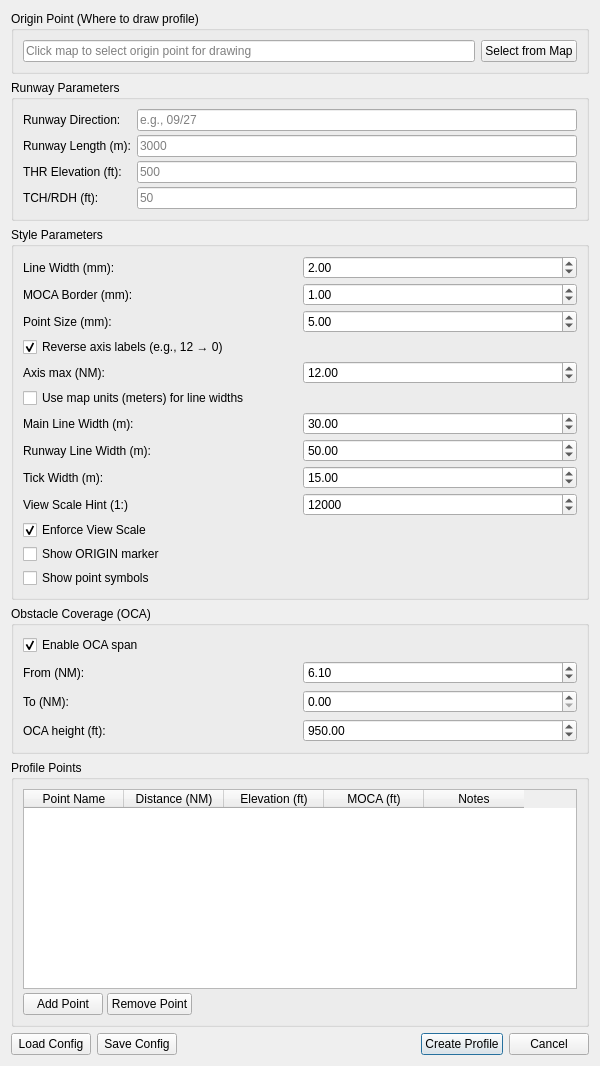
This is qAeroChart/ui/profile_creation_dialog_base.ui in andures/qAeroChart as Qt 5 draws it before an edit. The edited form follows.
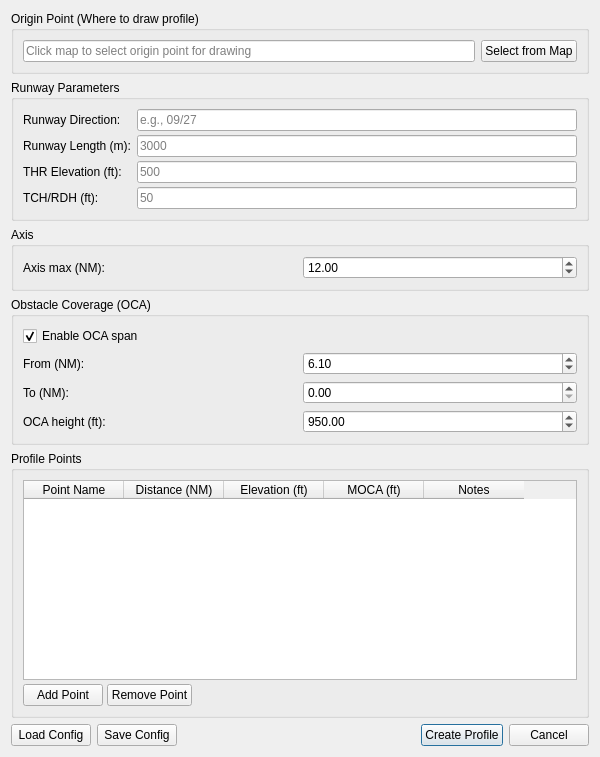
This is the edited form.

Commit message:
Refactor style parameters and UI for qAeroChart
- Simplified style parameters in README and removed unnecessary options.
- Updated LayerManager to use fixed styling without user-configurable parameters.
- Removed map unit controls and related logic from the dock widget.
- Adjusted ProfileChartGeometry to support vertical exaggeration.
- Cleaned up profile creation dialog UI, focusing on essential parameters.
- Consolidated documentation policy for PRs regarding style changes.

Diff of the .ui file:
```diff
--- a/qAeroChart/ui/profile_creation_dialog_base.ui
+++ b/qAeroChart/ui/profile_creation_dialog_base.ui
@@ -114,246 +114,35 @@
    <item>
     <widget class="QGroupBox" name="groupBox_style">
      <property name="title">
-      <string>Style Parameters</string>
+      <string>Axis</string>
      </property>
      <layout class="QGridLayout" name="gridLayout_style">
       <property name="verticalSpacing">
        <number>4</number>
       </property>
       <item row="0" column="0">
-       <widget class="QLabel" name="label_line_width">
-        <property name="text">
-         <string>Line Width (mm):</string>
-        </property>
-       </widget>
+        <widget class="QLabel" name="label_axis_max_nm">
+          <property name="text">
+            <string>Axis max (NM):</string>
+          </property>
+        </widget>
       </item>
       <item row="0" column="1">
-       <widget class="QDoubleSpinBox" name="spinBox_line_width">
-        <property name="minimum">
-         <double>0.100000000000000</double>
-        </property>
-        <property name="maximum">
-         <double>10.000000000000000</double>
-        </property>
-        <property name="singleStep">
-         <double>0.500000000000000</double>
-        </property>
-        <property name="value">
-         <double>2.000000000000000</double>
-        </property>
-       </widget>
+        <widget class="QDoubleSpinBox" name="spinBox_axis_max_nm">
+          <property name="minimum">
+            <double>1.000000000000000</double>
+          </property>
+          <property name="maximum">
+            <double>100.000000000000000</double>
+          </property>
+          <property name="singleStep">
+            <double>0.500000000000000</double>
+          </property>
+          <property name="value">
+            <double>12.000000000000000</double>
+          </property>
+        </widget>
       </item>
-      <item row="1" column="0">
-       <widget class="QLabel" name="label_moca_border">
-        <property name="text">
-         <string>MOCA Border (mm):</string>
-        </property>
-       </widget>
-      </item>
-      <item row="1" column="1">
-       <widget class="QDoubleSpinBox" name="spinBox_moca_border">
-        <property name="minimum">
-         <double>0.100000000000000</double>
-        </property>
-        <property name="maximum">
-         <double>10.000000000000000</double>
-        </property>
-        <property name="singleStep">
-         <double>0.500000000000000</double>
-        </property>
-        <property name="value">
-         <double>1.000000000000000</double>
-        </property>
-       </widget>
-      </item>
-      <item row="2" column="0">
-       <widget class="QLabel" name="label_point_size">
-        <property name="text">
-         <string>Point Size (mm):</string>
-        </property>
-       </widget>
-      </item>
-      <item row="2" column="1">
-       <widget class="QDoubleSpinBox" name="spinBox_point_size">
-        <property name="minimum">
-         <double>1.000000000000000</double>
-        </property>
-        <property name="maximum">
-         <double>20.000000000000000</double>
-        </property>
-        <property name="singleStep">
-         <double>1.000000000000000</double>
-        </property>
-        <property name="value">
-         <double>5.000000000000000</double>
-        </property>
-       </widget>
-      </item>
-         <item row="3" column="0" colspan="2">
-            <widget class="QCheckBox" name="checkBox_axis_reverse_labels">
-             <property name="text">
-                <string>Reverse axis labels (e.g., 12 → 0)</string>
-             </property>
-             <property name="checked">
-                <bool>true</bool>
-             </property>
-            </widget>
-         </item>
-         <item row="4" column="0">
-            <widget class="QLabel" name="label_axis_max_nm">
-             <property name="text">
-                <string>Axis max (NM):</string>
-             </property>
-            </widget>
-         </item>
-         <item row="4" column="1">
-            <widget class="QDoubleSpinBox" name="spinBox_axis_max_nm">
-             <property name="minimum">
-                <double>1.000000000000000</double>
-             </property>
-             <property name="maximum">
-                <double>100.000000000000000</double>
-             </property>
-             <property name="singleStep">
-                <double>0.500000000000000</double>
-             </property>
-             <property name="value">
-                <double>12.000000000000000</double>
-             </property>
-            </widget>
-         </item>
-     <item row="5" column="0" colspan="2">
-      <widget class="QCheckBox" name="checkBox_use_map_units">
-       <property name="text">
-        <string>Use map units (meters) for line widths</string>
-       </property>
-       <property name="checked">
-        <bool>false</bool>
-       </property>
-      </widget>
-     </item>
-         <item row="6" column="0">
-      <widget class="QLabel" name="label_line_width_mu">
-       <property name="text">
-        <string>Main Line Width (m):</string>
-       </property>
-      </widget>
-     </item>
-         <item row="6" column="1">
-      <widget class="QDoubleSpinBox" name="spinBox_line_width_mu">
-       <property name="minimum">
-        <double>1.000000000000000</double>
-       </property>
-       <property name="maximum">
-        <double>1000.000000000000000</double>
-       </property>
-       <property name="singleStep">
-        <double>5.000000000000000</double>
-       </property>
-       <property name="value">
-        <double>30.000000000000000</double>
-       </property>
-      </widget>
-     </item>
-         <item row="7" column="0">
-      <widget class="QLabel" name="label_runway_width_mu">
-       <property name="text">
-        <string>Runway Line Width (m):</string>
-       </property>
-      </widget>
-     </item>
-         <item row="7" column="1">
-      <widget class="QDoubleSpinBox" name="spinBox_runway_width_mu">
-       <property name="minimum">
-        <double>1.000000000000000</double>
-       </property>
-       <property name="maximum">
-        <double>1000.000000000000000</double>
-       </property>
-       <property name="singleStep">
-        <double>5.000000000000000</double>
-       </property>
-       <property name="value">
-        <double>50.000000000000000</double>
-       </property>
-      </widget>
-     </item>
-         <item row="8" column="0">
-      <widget class="QLabel" name="label_dist_width_mu">
-       <property name="text">
-        <string>Tick Width (m):</string>
-       </property>
-      </widget>
-     </item>
-         <item row="8" column="1">
-      <widget class="QDoubleSpinBox" name="spinBox_dist_width_mu">
-       <property name="minimum">
-        <double>1.000000000000000</double>
-       </property>
-       <property name="maximum">
-        <double>1000.000000000000000</double>
-       </property>
-       <property name="singleStep">
-        <double>5.000000000000000</double>
-       </property>
-       <property name="value">
-        <double>15.000000000000000</double>
-       </property>
-      </widget>
-     </item>
-        <item row="9" column="0">
-     <widget class="QLabel" name="label_view_scale_hint">
-      <property name="text">
-       <string>View Scale Hint (1:)</string>
-      </property>
-     </widget>
-    </item>
-        <item row="9" column="1">
-     <widget class="QSpinBox" name="spinBox_view_scale_hint">
-      <property name="minimum">
-       <number>1000</number>
-      </property>
-      <property name="maximum">
-       <number>200000</number>
-      </property>
-      <property name="singleStep">
-       <number>500</number>
-      </property>
-      <property name="value">
-       <number>12000</number>
-      </property>
-     </widget>
-    </item>
-        <item row="10" column="0" colspan="2">
-     <widget class="QCheckBox" name="checkBox_enforce_view_scale">
-      <property name="text">
-       <string>Enforce View Scale</string>
-      </property>
-      <property name="checked">
-       <bool>true</bool>
-      </property>
-     </widget>
-    </item>
-        <item row="11" column="0" colspan="2">
-         <widget class="QCheckBox" name="checkBox_show_origin">
-            <property name="text">
-             <string>Show ORIGIN marker</string>
-            </property>
-            <property name="checked">
-             <bool>false</bool>
-            </property>
-         </widget>
-        </item>
-        <item row="12" column="0" colspan="2">
-         <widget class="QCheckBox" name="checkBox_show_point_symbols">
-            <property name="text">
-             <string>Show point symbols</string>
-            </property>
-            <property name="checked">
-             <bool>false</bool>
-            </property>
-         </widget>
-        </item>
      </layout>
     </widget>
    </item>
```
The commit also changes 4 other files.
